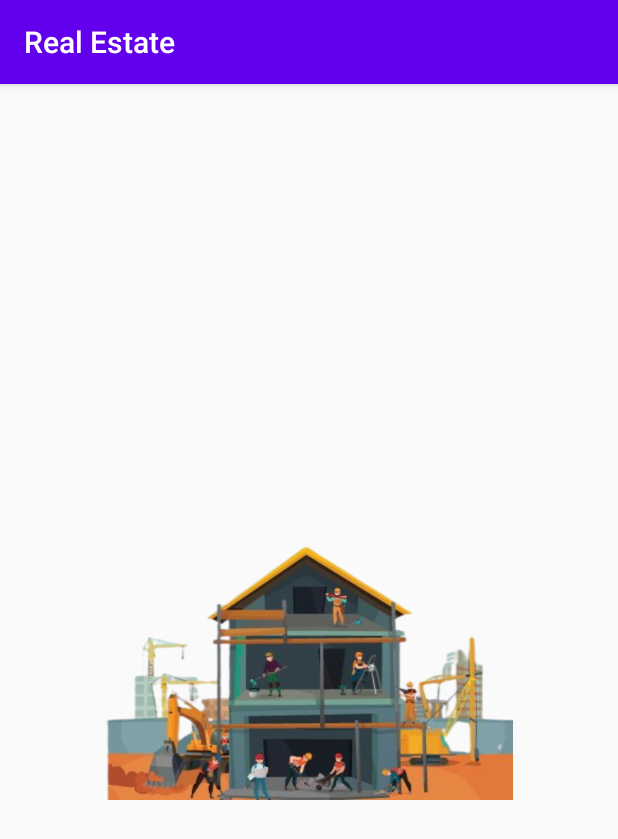
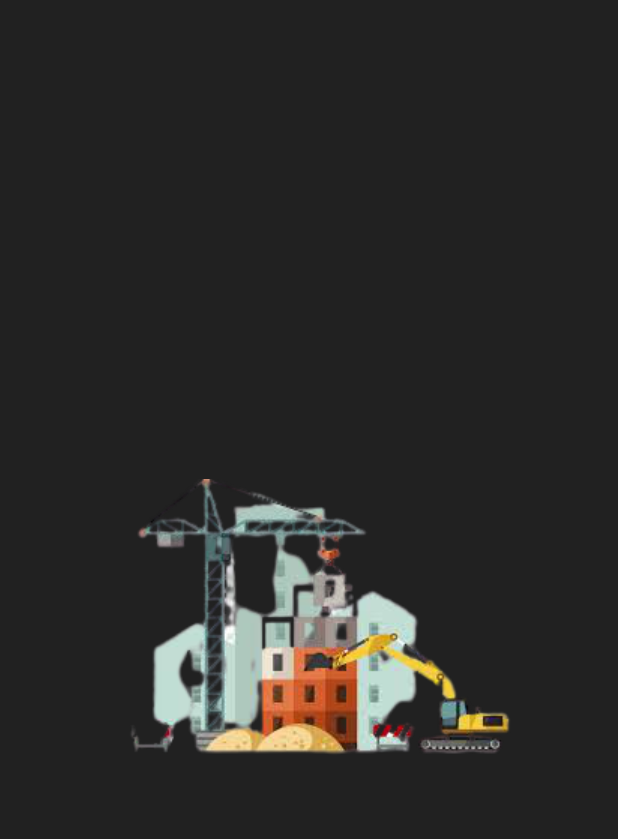
Before and after one commit to kirito04/Real-Estate, an Android app: the MainActivity screen opened directly, with no data from a screen before it, on a phone screen of 412 x 824 dp. Shown: the top 839 px of the screen. Run offline under Robolectric (Android 15) with nearby library versions, the phone set to English and light mode, and no system bars.

Commit message:
changes in color and action bar removed

```diff
--- a/app/src/main/java/com/example/realestate/MainActivity.java
+++ b/app/src/main/java/com/example/realestate/MainActivity.java
@@ -17,6 +17,8 @@ public class MainActivity extends AppCompatActivity {
         super.onCreate(savedInstanceState);
         setContentView(R.layout.activity_main);
 
+        this.getSupportActionBar().hide();
+
         loadImage = findViewById(R.id.loadID);
         loadImage.setBackgroundResource(R.drawable.load_animation);
         loadAnimation = (AnimationDrawable)loadImage.getBackground();
@@ -28,7 +30,7 @@ public class MainActivity extends AppCompatActivity {
                 loadAnimation.stop();
                 MainActivity.this.finish();
             }
-        },3000);
+        },4000);
 
     }
 }
--- a/app/src/main/res/drawable/load_animation.xml
+++ b/app/src/main/res/drawable/load_animation.xml
@@ -1,7 +1,7 @@
 <?xml version="1.0" encoding="utf-8"?>
 <animation-list xmlns:android="http://schemas.android.com/apk/res/android">
 
-    <item android:drawable="@drawable/image3" android:duration="1000"/>
+    <item android:drawable="@drawable/image3" android:duration="2000"/>
     <item android:drawable="@drawable/image1" android:duration="1000"/>
     <item android:drawable="@drawable/image2" android:duration="1000"/>
 
--- a/app/src/main/res/layout/activity_main.xml
+++ b/app/src/main/res/layout/activity_main.xml
@@ -4,6 +4,7 @@
     xmlns:tools="http://schemas.android.com/tools"
     android:layout_width="match_parent"
     android:layout_height="match_parent"
+    android:background="#212121"
     tools:context=".MainActivity">
 
     <ImageView
--- a/app/src/main/res/values/styles.xml
+++ b/app/src/main/res/values/styles.xml
@@ -2,8 +2,8 @@
     <!-- Base application theme. -->
     <style name="AppTheme" parent="Theme.AppCompat.Light.DarkActionBar">
         <!-- Customize your theme here. -->
-        <item name="colorPrimary">@color/colorPrimary</item>
-        <item name="colorPrimaryDark">@color/colorPrimaryDark</item>
+        <item name="colorPrimary">#1A191C</item>
+        <item name="colorPrimaryDark">#272728</item>
         <item name="colorAccent">@color/colorAccent</item>
     </style>
 
```
